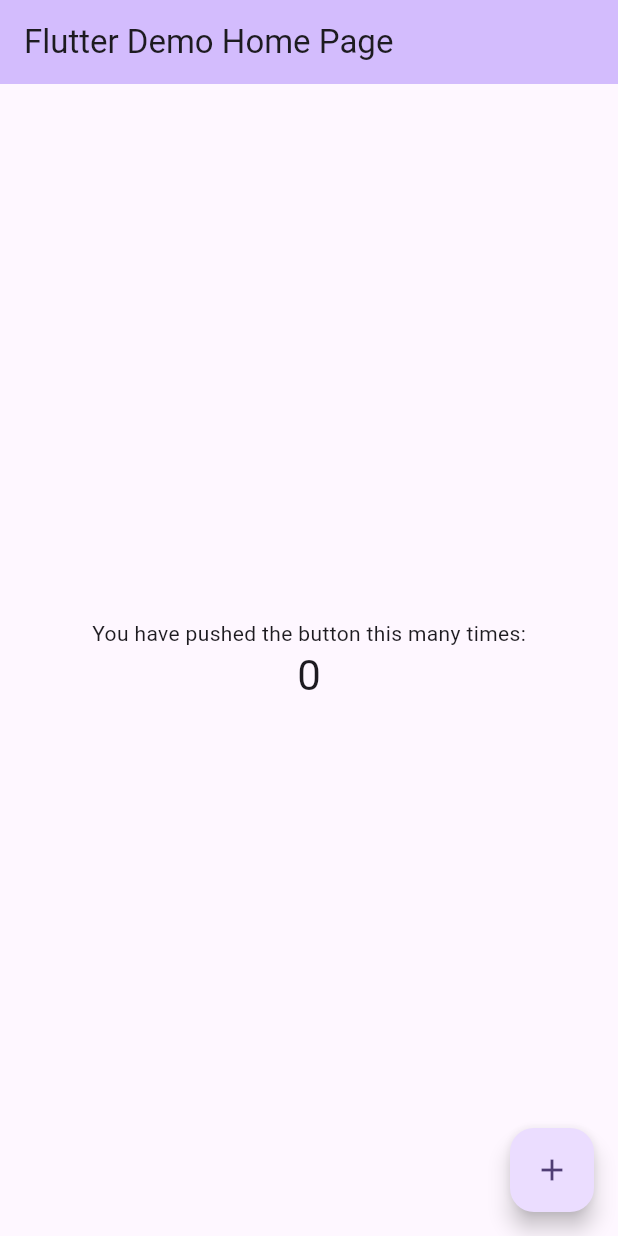
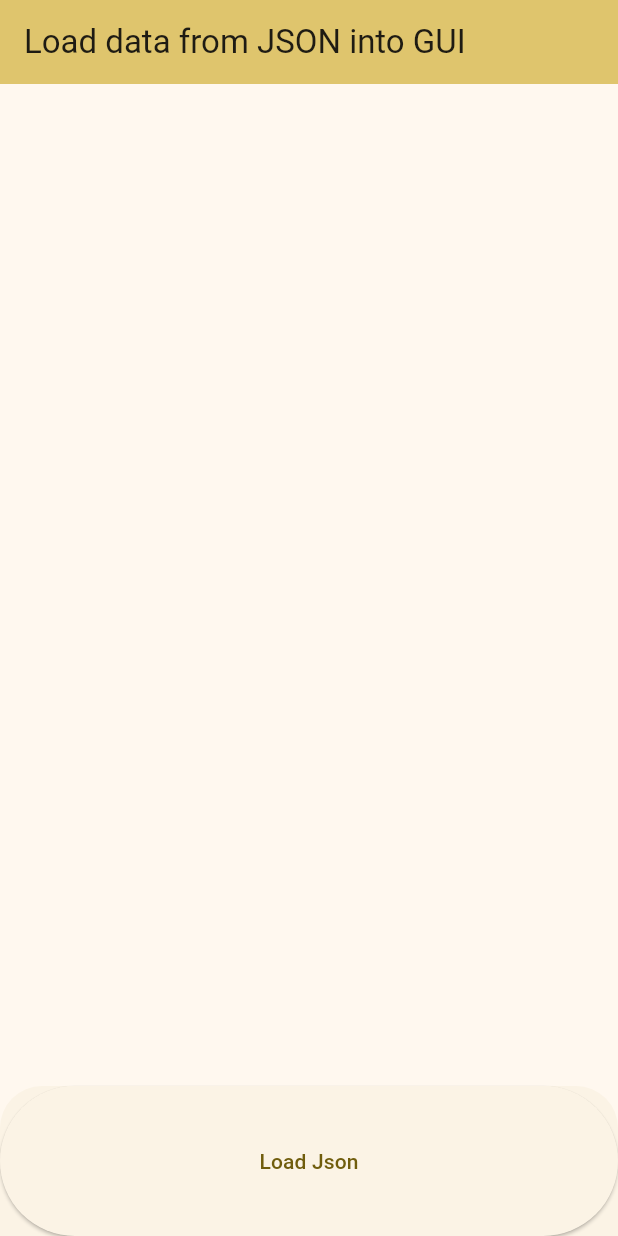
Before and after one commit to tlaw22/pass_json_data, a Flutter app: the screen it shows after launch, on a phone screen of 412 x 824 dp. Run offline on Flutter 3.47's test engine with Material 2 defaults, Android fonts, the phone set to English and light mode, and no system bars.

Commit message:
App is working 100%. Next I need to learn how to do this with a data class.

```diff
--- a/lib/main.dart
+++ b/lib/main.dart
@@ -1,22 +1,22 @@
+import 'dart:convert';
 import 'package:flutter/material.dart';
-
+import 'package:flutter/services.dart';
 void main() {
   runApp(const MyApp());
 }
 
+
 class MyApp extends StatelessWidget {
   const MyApp({super.key});
-
-  // This widget is the root of your application.
   @override
   Widget build(BuildContext context) {
     return MaterialApp(
-      title: 'Flutter Demo',
+      title: 'Load data from JSON into GUI',
       theme: ThemeData(
-        colorScheme: ColorScheme.fromSeed(seedColor: Colors.deepPurple),
+        colorScheme: ColorScheme.fromSeed(seedColor: Colors.amberAccent),
         useMaterial3: true,
       ),
-      home: const MyHomePage(title: 'Flutter Demo Home Page'),
+      home: const MyHomePage(title: 'Load data from JSON into GUI'),
     );
   }
 }
@@ -31,11 +31,16 @@ class MyHomePage extends StatefulWidget {
 }
 
 class _MyHomePageState extends State<MyHomePage> {
+  List _items = [];
   int _counter = 0;
 
-  void _incrementCounter() {
+  // Fetch content from the json file
+  Future<void> readJson() async {
+    final String response = await rootBundle.loadString("assets/sample.json");
+    final data = await jsonDecode(response);
     setState(() {
-      _counter++;
+      _items = data["items"];
+      print(".. number of item: ${_items.length}");
     });
   }
 
@@ -45,27 +50,36 @@ class _MyHomePageState extends State<MyHomePage> {
       appBar: AppBar(
         backgroundColor: Theme.of(context).colorScheme.inversePrimary,
         title: Text(widget.title),
+
       ),
-      body: Center(
-        // Center is a layout widget. It takes a single child and positions it
-        // in the middle of the parent.
-        child: Column(
-          mainAxisAlignment: MainAxisAlignment.center,
-          children: <Widget>[
-            const Text(
-              'You have pushed the button this many times:',
-            ),
-            Text(
-              '$_counter',
-              style: Theme.of(context).textTheme.headlineMedium,
-            ),
-          ],
+      body: Column(
+        children: [
+          Expanded(
+            child: ListView.builder(itemCount: _items.length, itemBuilder: (BuildContext context, int index){
+              return Card(
+                key: ValueKey(_items[index]["id"]),
+                margin: EdgeInsets.all(10),
+                color: Colors.indigo,
+                child: ListTile(textColor: Colors.white,
+                    leading: Text(_items[index]["id"]),
+                    title: Text(_items[index]["name"]),
+                    subtitle: Text(_items[index]["description"])
+                ),
+              );
+            }),
+          ),
+        ],
+      ),
+      bottomSheet:
+      Container(
+        height: 100,
+        width: double.infinity,
+        child: ElevatedButton(
+          onPressed: () {
+            readJson();
+          },
+          child: const Text('Load Json'),
         ),
-      ),
-      floatingActionButton: FloatingActionButton(
-        onPressed: _incrementCounter,
-        tooltip: 'Increment',
-        child: const Icon(Icons.add),
       ), // This trailing comma makes auto-formatting nicer for build methods.
     );
   }
--- a/pubspec.yaml
+++ b/pubspec.yaml
@@ -59,7 +59,8 @@ flutter:
   uses-material-design: true
 
   # To add assets to your application, add an assets section, like this:
-  # assets:
+  assets:
+    - assets/sample.json
   #   - images/a_dot_burr.jpeg
   #   - images/a_dot_ham.jpeg
 
```
Also changed, not shown: assets/sample.json (added, +24 -0 lines).
